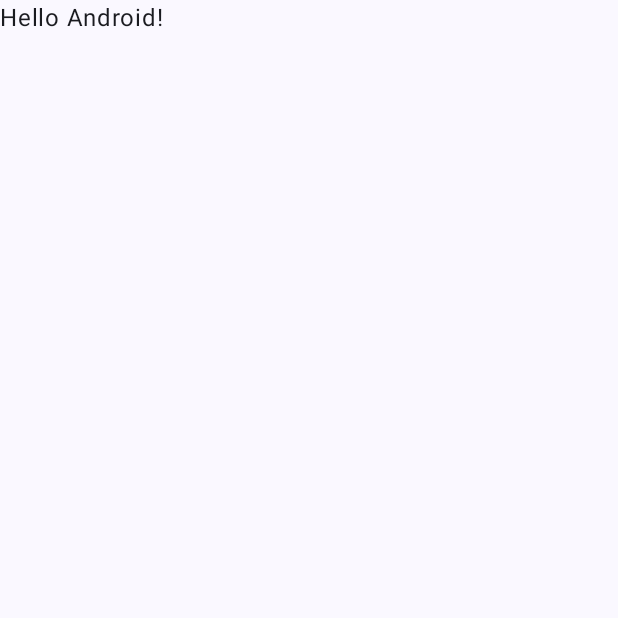
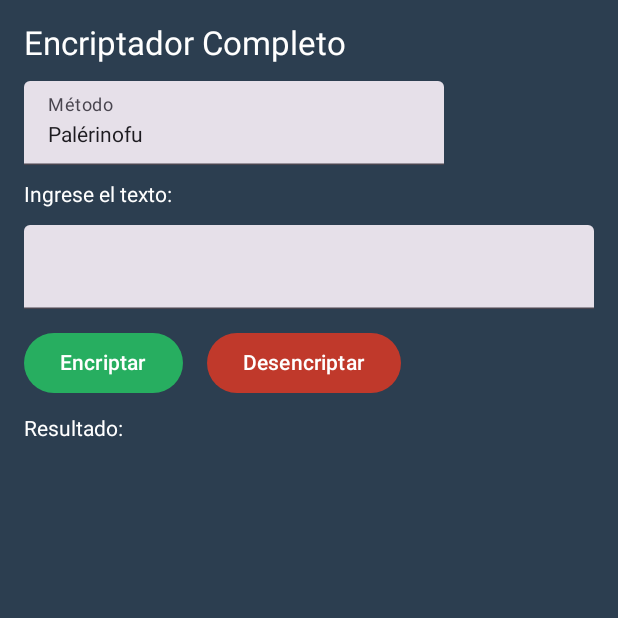
Before and after one commit to Juan-Martin-Cerezo/EncryptIA, an Android app built with Jetpack Compose: the screen it shows after launch (MainActivity), on a phone screen of 412 x 824 dp, the top half of it. Before the commit the part shown is almost empty. Run offline under Robolectric (Android 15) with nearby library versions, the phone set to English and light mode, and no system bars.

Commit message:
hallo, first commit and push :3

```diff
--- a/app/build.gradle.kts
+++ b/app/build.gradle.kts
@@ -6,7 +6,8 @@ plugins {
 
 android {
     namespace = "com.example.encryptia"
-    compileSdk = 35
+    compileSdk = 36
+
 
     defaultConfig {
         applicationId = "com.example.encryptia"
--- a/app/src/main/java/com/example/encryptia/MainActivity.kt
+++ b/app/src/main/java/com/example/encryptia/MainActivity.kt
@@ -3,45 +3,131 @@ package com.example.encryptia
 import android.os.Bundle
 import androidx.activity.ComponentActivity
 import androidx.activity.compose.setContent
-import androidx.activity.enableEdgeToEdge
+import androidx.compose.foundation.background
+import androidx.compose.foundation.layout.Arrangement
+import androidx.compose.foundation.layout.Column
+import androidx.compose.foundation.layout.Row
 import androidx.compose.foundation.layout.fillMaxSize
+import androidx.compose.foundation.layout.fillMaxWidth
 import androidx.compose.foundation.layout.padding
-import androidx.compose.material3.Scaffold
+import androidx.compose.material3.Button
+import androidx.compose.material3.ButtonDefaults
+import androidx.compose.material3.DropdownMenuItem
+import androidx.compose.material3.ExperimentalMaterial3Api
+import androidx.compose.material3.ExposedDropdownMenuBox
 import androidx.compose.material3.Text
+import androidx.compose.material3.TextField
 import androidx.compose.runtime.Composable
+import androidx.compose.runtime.getValue
+import androidx.compose.runtime.mutableStateOf
+import androidx.compose.runtime.remember
+import androidx.compose.runtime.setValue
 import androidx.compose.ui.Modifier
-import androidx.compose.ui.tooling.preview.Preview
-import com.example.encryptia.ui.theme.EncryptIATheme
+import androidx.compose.ui.graphics.Color
+import androidx.compose.ui.text.input.TextFieldValue
+import androidx.compose.ui.unit.dp
+import androidx.compose.ui.unit.sp
 
 class MainActivity : ComponentActivity() {
     override fun onCreate(savedInstanceState: Bundle?) {
         super.onCreate(savedInstanceState)
-        enableEdgeToEdge()
         setContent {
-            EncryptIATheme {
-                Scaffold(modifier = Modifier.fillMaxSize()) { innerPadding ->
-                    Greeting(
-                        name = "Android",
-                        modifier = Modifier.padding(innerPadding)
+            EncryptorApp()
+        }
+    }
+}
+
+@OptIn(ExperimentalMaterial3Api::class)
+@Composable
+fun EncryptorApp() {
+    var inputText by remember { mutableStateOf(TextFieldValue("")) }
+    var resultText by remember { mutableStateOf("") }
+    var selectedMethod by remember { mutableStateOf("Palérinofu") }
+
+    val methods = listOf("Palérinofu", "Murciélago 0", "Corrida en E")
+
+    Column(
+        modifier = Modifier
+            .fillMaxSize()
+            .background(Color(0xFF2C3E50))
+            .padding(16.dp),
+        verticalArrangement = Arrangement.spacedBy(12.dp)
+    ) {
+        Text(
+            text = "Encriptador Completo",
+            fontSize = 22.sp,
+            color = Color.White
+        )
+
+        // Selector de método
+        var expanded by remember { mutableStateOf(false) }
+        ExposedDropdownMenuBox(
+            expanded = expanded,
+            onExpandedChange = { expanded = !expanded }
+        ) {
+            TextField(
+                value = selectedMethod,
+                onValueChange = {},
+                readOnly = true,
+                label = { Text("Método") },
+                modifier = Modifier.menuAnchor()
+            )
+            ExposedDropdownMenu(
+                expanded = expanded,
+                onDismissRequest = { expanded = false }
+            ) {
+                methods.forEach { method ->
+                    DropdownMenuItem(
+                        text = { Text(method) },
+                        onClick = {
+                            selectedMethod = method
+                            expanded = false
+                        }
                     )
                 }
             }
         }
+
+        // Entrada de texto
+        Text("Ingrese el texto:", color = Color.White)
+        TextField(
+            value = inputText,
+            onValueChange = { inputText = it },
+            modifier = Modifier.fillMaxWidth()
+        )
+
+        // Botones
+        Row(
+            horizontalArrangement = Arrangement.spacedBy(16.dp)
+        ) {
+            Button(
+                onClick = {
+                    resultText = Encryptor.encrypt(inputText.text, selectedMethod)
+                },
+                colors = ButtonDefaults.buttonColors(containerColor = Color(0xFF27AE60))
+            ) {
+                Text("Encriptar", color = Color.White)
+            }
+
+            Button(
+                onClick = {
+                    resultText = Encryptor.decrypt(inputText.text, selectedMethod)
+                },
+                colors = ButtonDefaults.buttonColors(containerColor = Color(0xFFC0392B))
+            ) {
+                Text("Desencriptar", color = Color.White)
+            }
+        }
+
+        // Resultado
+        Text("Resultado:", color = Color.White)
+        Text(
+            text = resultText,
+            color = Color.Yellow,
+            fontSize = 18.sp,
+            modifier = Modifier
+                .fillMaxWidth()
+                .padding(8.dp)
+        )
     }
 }
-
-@Composable
-fun Greeting(name: String, modifier: Modifier = Modifier) {
-    Text(
-        text = "Hello $name!",
-        modifier = modifier
-    )
-}
-
-@Preview(showBackground = true)
-@Composable
-fun GreetingPreview() {
-    EncryptIATheme {
-        Greeting("Android")
-    }
-}
--- a/gradle/libs.versions.toml
+++ b/gradle/libs.versions.toml
@@ -1,5 +1,5 @@
 [versions]
-agp = "8.10.1"
+agp = "8.12.2"
 kotlin = "2.0.21"
 coreKtx = "1.17.0"
 junit = "4.13.2"
```
Also changed, not shown: app/src/main/java/com/example/encryptia/Ecnryptor.kt (added, +59 -0 lines), gradle/wrapper/gradle-wrapper.properties.
